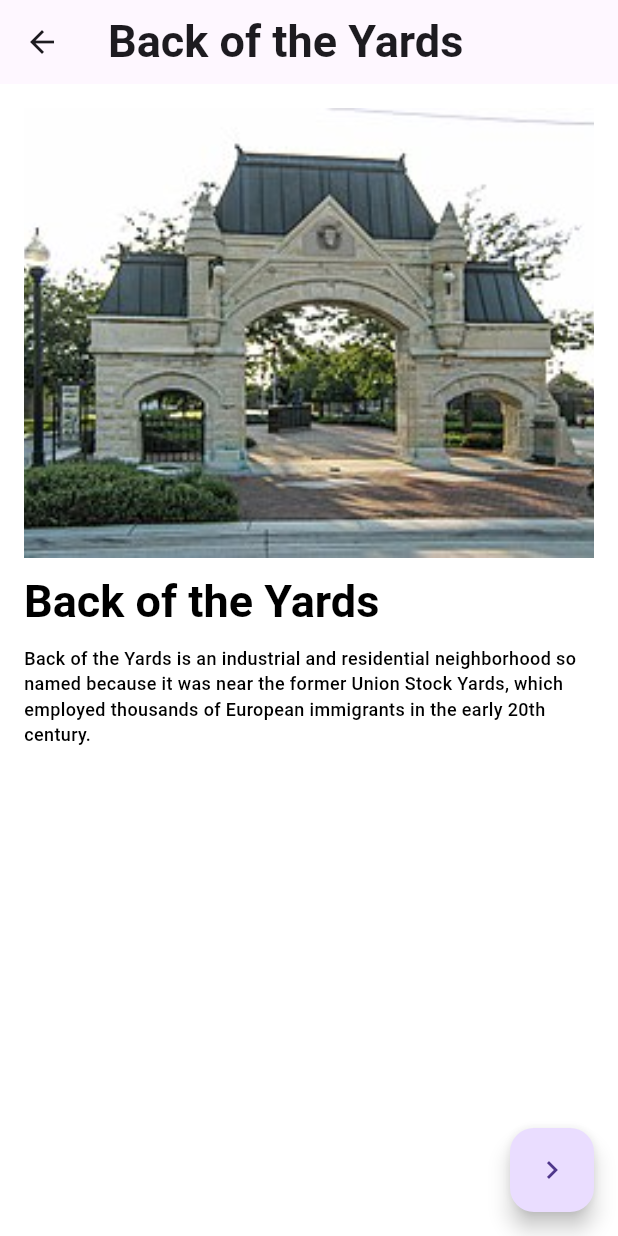
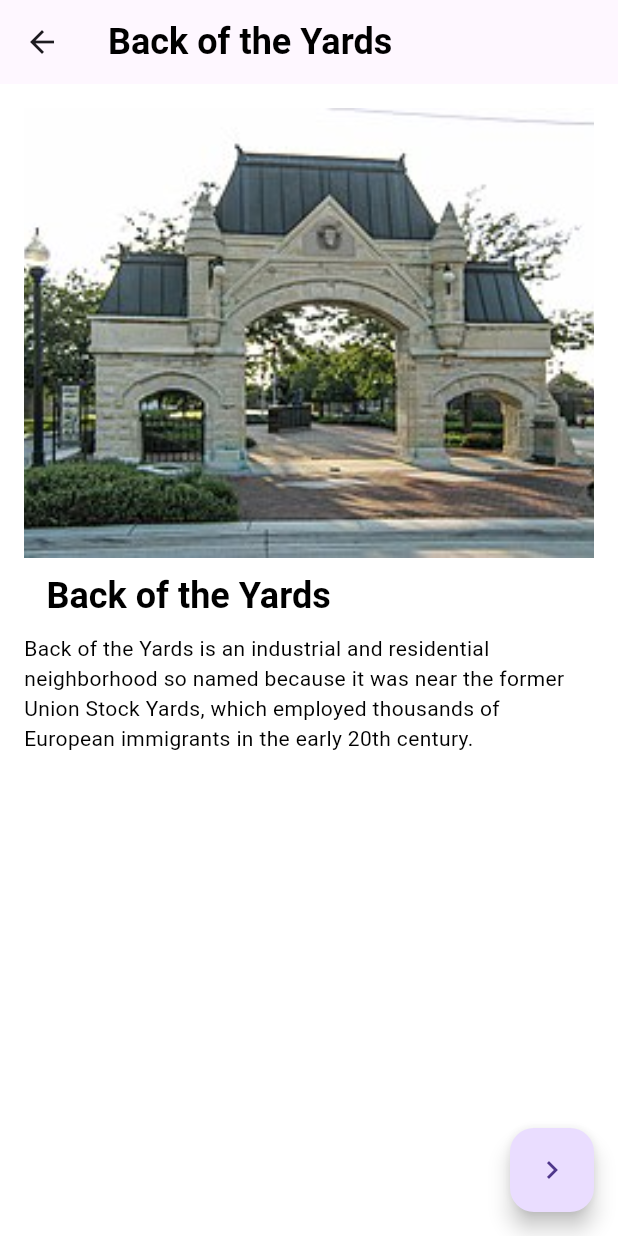
Before and after one commit to MhamzaRafeeq/chicago_visiting_app, a Flutter app: the screen it shows after launch, after a tap on "Back of the Yards", on a phone screen of 412 x 824 dp. Run offline on Flutter 3.47's test engine with Material 3 defaults, Android fonts, the phone set to English and light mode, and no system bars.

Commit message:
animation added and UI updated

```diff
--- a/lib/components/visitingPlaceCard.dart
+++ b/lib/components/visitingPlaceCard.dart
@@ -82,7 +82,7 @@ class _VistingPlaceCardState extends State<VistingPlaceCard> {
                     Text(
                       widget!.title ?? 'Grand Canyon',
                       style:
-                      Theme.of(context).textTheme.titleLarge?.copyWith(color: Colors.black,fontSize: 24),
+                      Theme.of(context).textTheme.titleMedium,
                     ),
                     Text(
 
@@ -91,7 +91,7 @@ class _VistingPlaceCardState extends State<VistingPlaceCard> {
                       maxLines: 1,
                       overflow: TextOverflow.ellipsis,
 
-                      style: Theme.of(context).textTheme.titleLarge?.copyWith(color: Colors.black, fontSize: 16),
+                      style: Theme.of(context).textTheme.bodyLarge,
                     ),
                   ],
                 ),
--- a/lib/data/data.dart
+++ b/lib/data/data.dart
@@ -18,8 +18,8 @@ final List<Place> places = [
     category: PlaceCategory.Neighbours,
     title: 'East Village',
     images: [
-      'assets/images/Neighbourhoods/East_Village/download (2).jfif',
-      'assets/images/Neighbourhoods/East_Village/download (3).jfif',
+      'assets/images/Neighbourhoods/East_Village/1.jfif',
+      'assets/images/Neighbourhoods/East_Village/East_Village_Chicago.jpg',
     ],
     descriptions: [
       'East Village or \"East Ukrainian Village\" is a neighborhood directly east of Ukrainian Village. The generally accepted boundaries of East Village are Ashland (1600 W) on the east, Damen (2000 W) on the west, Division (1200 N) on the north, and Chicago (800 N) on the south (although some people extend the southern border to Grand Ave).'
--- a/lib/pages/details.dart
+++ b/lib/pages/details.dart
@@ -30,7 +30,7 @@ class _ItemDetailsState extends State<ItemDetails> {
         },
         child: Icon(Icons.navigate_next),
       ),
-      appBar: AppBar(title: Text(args['title'] ?? "Details")),
+      appBar: AppBar(title: Text(args['title'] ?? "Details", style: Theme.of(context).textTheme.titleLarge,)),
       body: Padding(
         padding: EdgeInsets.all(16),
         child: Column(
@@ -51,22 +51,28 @@ class _ItemDetailsState extends State<ItemDetails> {
 
             SizedBox(height: 10),
 
-            Text(
+            Padding(
+              padding: const EdgeInsets.only(left: 15),
+              child: Text(
                 args['title'] ?? "No Title",
                 style: Theme.of(context).textTheme.titleLarge,
+              ),
             ),
 
             SizedBox(height: 10),
 
-            Container(
+            Expanded(
+              child: Container(
                 child: SingleChildScrollView(
                   child: Column(
                     children: [
                       Text(
+                        softWrap: true,
                         descriptions.isNotEmpty ? descriptions[index] : "No description available",
                         style: Theme.of(context).textTheme.bodyMedium,
                       ),
                     ],
+                  ),
                 ),
               ),
             ),
--- a/lib/pages/home.dart
+++ b/lib/pages/home.dart
@@ -98,9 +98,14 @@ class _HomeScreenState extends State<HomeScreen> with TickerProviderStateMixin {
             children: [
               Padding(
                 padding: const EdgeInsets.fromLTRB(24, 110, 24, 0),
-                child: Text(
-                  'Welcome to Chicago',
-                  style: AppTheme.lightTheme.textTheme.titleLarge!.copyWith(color:Theme.of(context).primaryColor ),
+                child: Row(
+                  mainAxisAlignment: MainAxisAlignment.start,
+                  children: [
+                    Text(
+                      'Welcome to Chicago',
+                      style: AppTheme.lightTheme.textTheme.titleLarge!.copyWith(color:Theme.of(context).primaryColor ),
+                    ),
+                  ],
                 ),
               ),
               Expanded(
--- a/lib/theme/theme.dart
+++ b/lib/theme/theme.dart
@@ -5,12 +5,12 @@ class AppTheme {
     primaryColor: Colors.cyanAccent,
     scaffoldBackgroundColor: Colors.white,
     textTheme: TextTheme(
-      bodySmall: TextStyle(fontSize: 10, fontWeight: FontWeight.w400, color: Colors.black),
-      bodyMedium: TextStyle(fontSize: 12, fontWeight: FontWeight.w500, color: Colors.black),
-      bodyLarge: TextStyle(fontSize: 14,fontWeight: FontWeight.w500, color: Colors.black),
-      titleSmall: TextStyle(fontSize: 16, fontWeight: FontWeight.w600, color: Colors.black),
-      titleMedium: TextStyle(fontSize: 18, fontWeight: FontWeight.w600, color: Colors.black),
-      titleLarge: TextStyle(fontSize: 30, fontWeight: FontWeight.w600, color: Colors.black),
+      bodySmall: TextStyle(fontSize: 12, fontWeight: FontWeight.w400, color: Colors.black),
+      bodyMedium: TextStyle(fontSize: 14, fontWeight: FontWeight.w400, color: Colors.black),
+      bodyLarge: TextStyle(fontSize: 16,fontWeight: FontWeight.w400, color: Colors.black),
+      titleSmall: TextStyle(fontSize: 18, fontWeight: FontWeight.w600, color: Colors.black),
+      titleMedium: TextStyle(fontSize: 20, fontWeight: FontWeight.w600, color: Colors.black),
+      titleLarge: TextStyle(fontSize: 24, fontWeight: FontWeight.w600, color: Colors.black),
       // titleLarge: TextStyle(fontSize: 40, fontWeight: FontWeight.bold, color: Colors.cyanAccent),
       // bodySmall: TextStyle(fontSize: 18),
     ),
```
Also changed, not shown: 2 other files. Lines whose indentation alone changed are shown as unchanged.
